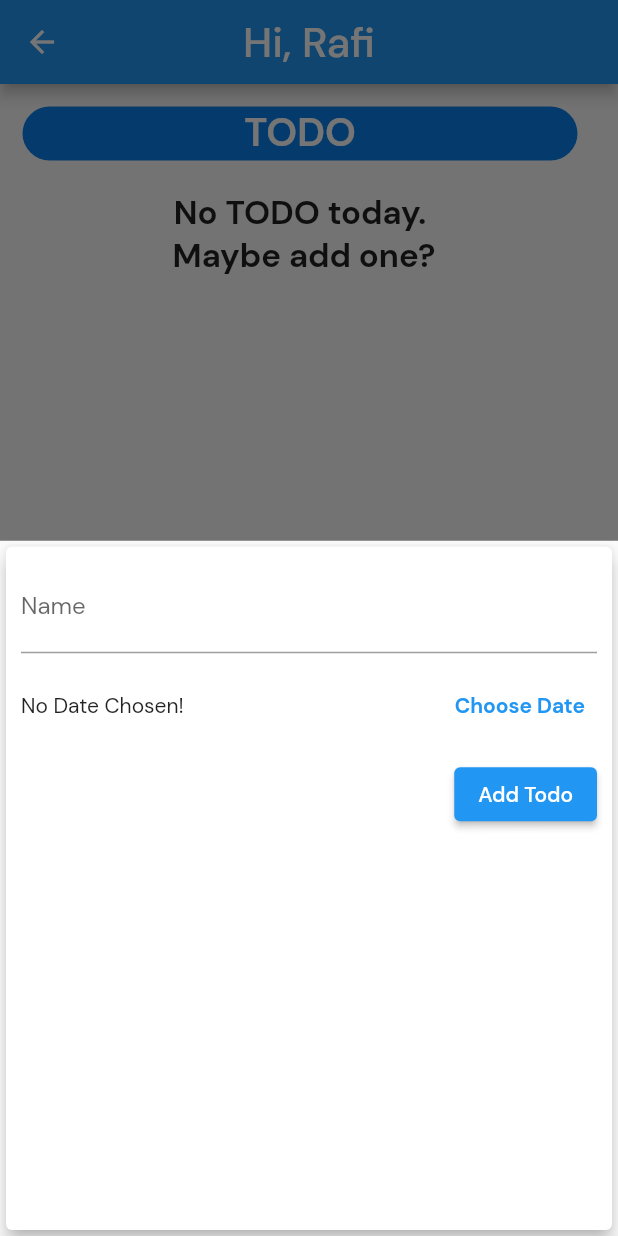
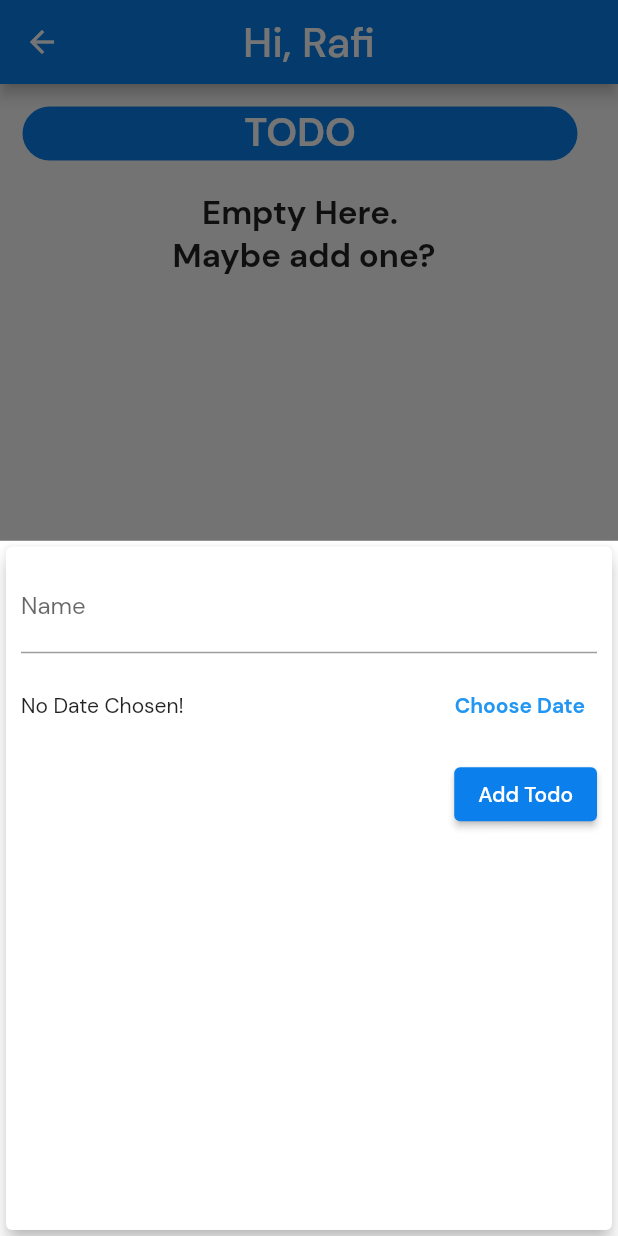
Before and after one commit to ahmadrafidev/habit-tracker, a Flutter app: the HomeScreen screen opened by its route, after a tap on "ADD", on a phone screen of 412 x 824 dp. Run offline on Flutter 3.47's test engine with Material 2 defaults, Android fonts, the light colour scheme and no system bars; our stand-ins replace circular_countdown_timer, google_fonts, persistent_bottom_nav_bar, rflutter_alert, table_calendar.

Commit message:
changing some style. TODO: fixing overflowing pixels

```diff
--- a/lib/screens/calendar_screen.dart
+++ b/lib/screens/calendar_screen.dart
@@ -27,6 +27,7 @@ class _CalendarScreenState extends State<CalendarScreen> {
   Widget build(BuildContext context) {
     return Scaffold(
       appBar: AppBar(
+        backgroundColor: const Color.fromRGBO(11, 128, 236, 1),
         centerTitle: true,
         title: const Text(
           "Calendar Page",
--- a/lib/screens/home_screen.dart
+++ b/lib/screens/home_screen.dart
@@ -39,7 +39,10 @@ class _HomeScreenState extends State<HomeScreen> {
 
   void _startAddNewTodo(BuildContext ctx) {
     showModalBottomSheet(
+        backgroundColor: Colors.white,
         context: ctx,
+        isDismissible: true,
+        enableDrag: true,
         builder: (_) {
           return GestureDetector(
             child: NewTodo(_addNewTodo),
@@ -52,6 +55,7 @@ class _HomeScreenState extends State<HomeScreen> {
   Widget build(BuildContext context) {
     return Scaffold(
         appBar: AppBar(
+          backgroundColor: const Color.fromRGBO(11, 128, 236, 1),
           centerTitle: true,
           title: const Text(
             'Hi, Rafi',
@@ -61,12 +65,18 @@ class _HomeScreenState extends State<HomeScreen> {
             ),
           ),
         ),
-        body: ToDoList(_userTodo, _deleteTodo),
+        body: SingleChildScrollView(
+          child: ConstrainedBox(
+            constraints: const BoxConstraints(),
+            child: ToDoList(_userTodo, _deleteTodo)
+            ),
+          ),
         floatingActionButton: FloatingActionButton.extended(
           label: const Text('ADD'),
           icon: const Icon(Icons.add),
           onPressed: () => _startAddNewTodo(context),
+          backgroundColor: const Color.fromRGBO(11, 128, 236, 1),
         )
-        );
+      );
   }
 }
--- a/lib/screens/timer_screen.dart
+++ b/lib/screens/timer_screen.dart
@@ -19,6 +19,7 @@ class _TimerScreenState extends State<TimerScreen> {
   Widget build(BuildContext context) {
     return Scaffold(
       appBar: AppBar(
+        backgroundColor: const Color.fromRGBO(11, 128, 236, 1),
         centerTitle: true,
         title: const Text(
           "Timer",
--- a/lib/widget/new_todo.dart
+++ b/lib/widget/new_todo.dart
@@ -85,6 +85,7 @@ class _NewTodoState extends State<NewTodo> {
                 child: const Text('Add Todo'),
                 style: TextButton.styleFrom(
                   primary: Colors.white,
+                  backgroundColor: const Color.fromRGBO(11, 128, 236, 1),
                 ),
                 onPressed: _submitDataHandler),
           ],
--- a/lib/widget/todo_list.dart
+++ b/lib/widget/todo_list.dart
@@ -45,7 +45,7 @@ class ToDoList extends StatelessWidget {
               ? Column(
                   children: const <Widget>[
                     Text(
-                      'No TODO today.\n Maybe add one?',
+                      'Empty Here.\n Maybe add one?',
                       textAlign: TextAlign.center,
                       style: TextStyle(
                         fontFamily: 'DMSans',
@@ -55,9 +55,12 @@ class ToDoList extends StatelessWidget {
                     ),
                   ],
                 )
-              : Padding(
-                padding: const EdgeInsets.fromLTRB(0, 8, 0, 0),
-                child: ListView.builder(
+              : Column(
+                mainAxisSize: MainAxisSize.min,
+                children: <Widget>[
+                  ListView.builder(
+                      shrinkWrap: true,
+                      itemCount: todo.length,
                       itemBuilder: (ctx, index) {
                         return Card(
                           elevation: 5,
@@ -81,8 +84,8 @@ class ToDoList extends StatelessWidget {
                           ),
                         );
                       },
-                    itemCount: todo.length,
             ),
+                ],
               ),
         ),
       ],
```
Lines whose indentation alone changed are shown as unchanged.
